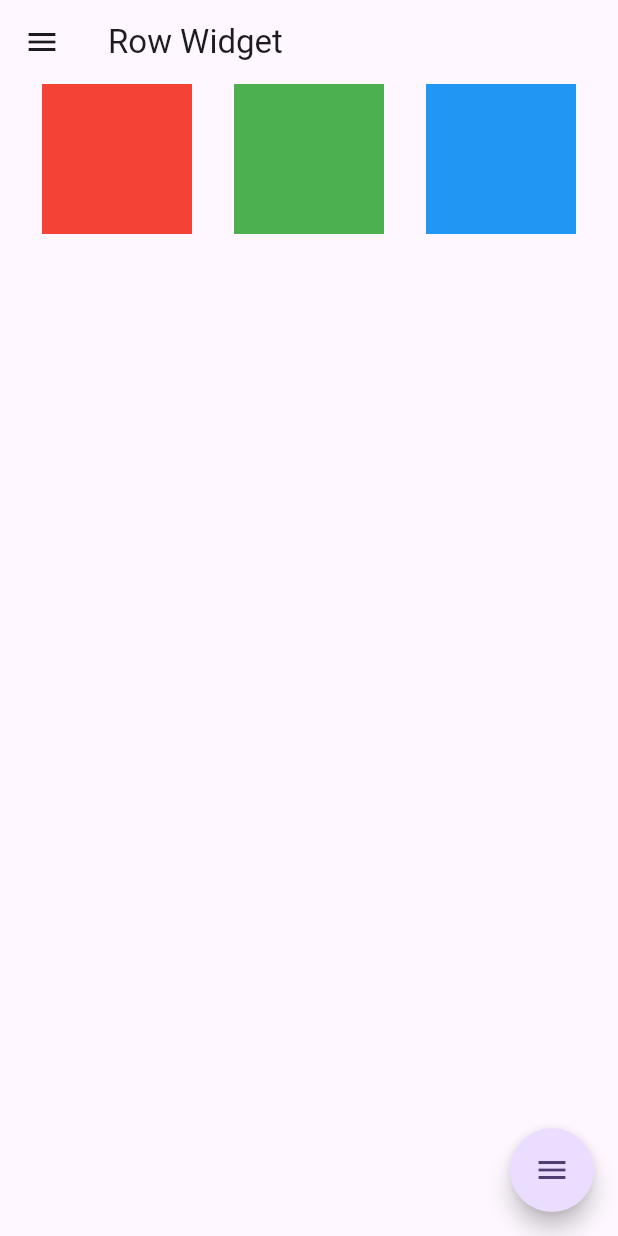
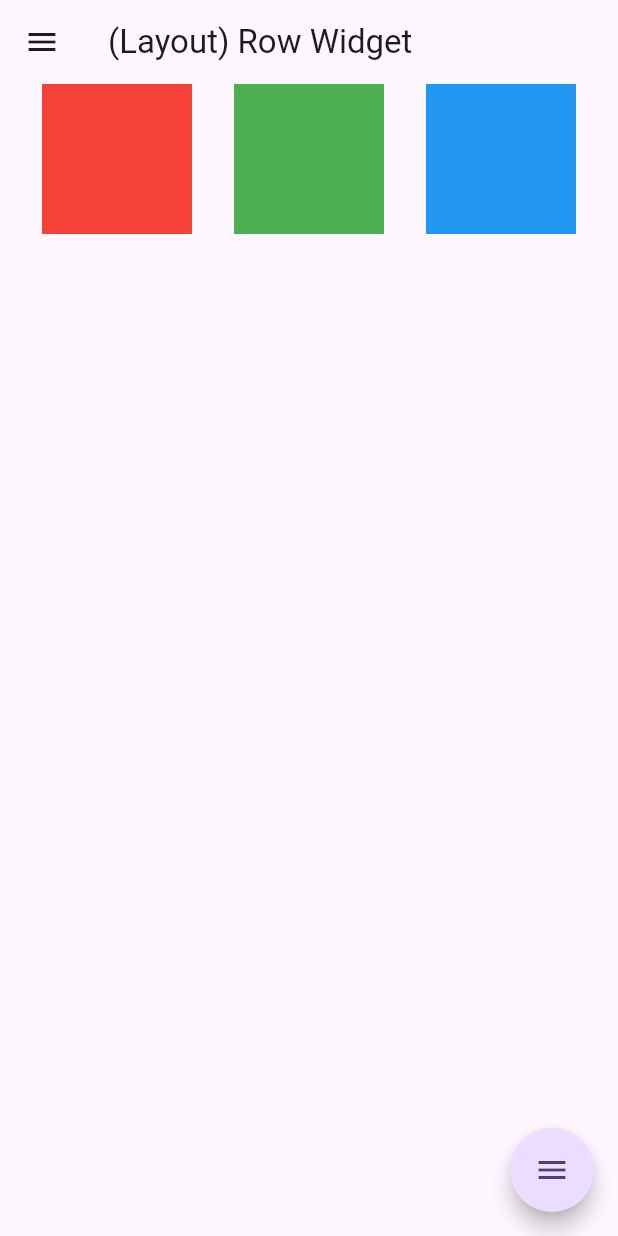
Before and after one commit to jh4843/devitworld-flutter-basic, a Flutter app: the screen it shows after launch, on a phone screen of 412 x 824 dp. Run offline on Flutter 3.47's test engine with Material 3 defaults, Android fonts, the phone set to English and light mode, and no system bars; drawn by our look-alikes of flutter_speed_dial.

Commit message:
update input widgets
update input widgets

```diff
--- /dev/null
+++ b/_2_widgets_basic/lib/src/inputs/index.dart
@@ -0,0 +1,4 @@
+export './views/combobox_view.dart';
+export './views/radio_view.dart';
+export './views/slider_view.dart';
+export './views/text_field_view.dart';
--- a/_2_widgets_basic/lib/src/layouts/views/col_view.dart
+++ b/_2_widgets_basic/lib/src/layouts/views/col_view.dart
@@ -5,7 +5,7 @@ import 'package:flutter/material.dart';
 class MyColView extends StatelessWidget {
   const MyColView({super.key});
 
-  final String _title = 'Column Widget';
+  final String _title = '(Layout) Column Widget';
 
   @override
   Widget build(BuildContext context) {
--- a/_2_widgets_basic/lib/src/layouts/views/container_view.dart
+++ b/_2_widgets_basic/lib/src/layouts/views/container_view.dart
@@ -5,7 +5,7 @@ import 'package:flutter/material.dart';
 class MyContainerView extends StatelessWidget {
   const MyContainerView({super.key});
 
-  final String _title = 'Container Widget';
+  final String _title = '(Layout) Container Widget';
 
   @override
   Widget build(BuildContext context) {
--- a/_2_widgets_basic/lib/src/layouts/views/expanded_view.dart
+++ b/_2_widgets_basic/lib/src/layouts/views/expanded_view.dart
@@ -5,7 +5,7 @@ import 'package:flutter/material.dart';
 class MyExpandedView extends StatelessWidget {
   const MyExpandedView({super.key});
 
-  final String _title = 'Expanded Widget';
+  final String _title = '(Layout) Expanded Widget';
 
   @override
   Widget build(BuildContext context) {
--- a/_2_widgets_basic/lib/src/layouts/views/flexible_view.dart
+++ b/_2_widgets_basic/lib/src/layouts/views/flexible_view.dart
@@ -5,7 +5,7 @@ import 'package:flutter/material.dart';
 class MyFlexibleView extends StatelessWidget {
   const MyFlexibleView({super.key});
 
-  final String _title = 'Flexible Widget';
+  final String _title = '(Layout) Flexible Widget';
 
   @override
   Widget build(BuildContext context) {
--- a/_2_widgets_basic/lib/src/layouts/views/grid_view.dart
+++ b/_2_widgets_basic/lib/src/layouts/views/grid_view.dart
@@ -5,7 +5,7 @@ import 'package:flutter/material.dart';
 class MyGridView extends StatelessWidget {
   const MyGridView({super.key});
 
-  final String _title = 'Grid Widget';
+  final String _title = '(Layout) Grid Widget';
 
   @override
   Widget build(BuildContext context) {
--- a/_2_widgets_basic/lib/src/layouts/views/list_view.dart
+++ b/_2_widgets_basic/lib/src/layouts/views/list_view.dart
@@ -5,7 +5,7 @@ import 'package:flutter/material.dart';
 class MyListView extends StatelessWidget {
   const MyListView({super.key});
 
-  final String _title = 'List Widget';
+  final String _title = '(Layout) List Widget';
 
   @override
   Widget build(BuildContext context) {
--- a/_2_widgets_basic/lib/src/layouts/views/padding_view.dart
+++ b/_2_widgets_basic/lib/src/layouts/views/padding_view.dart
@@ -5,7 +5,7 @@ import 'package:flutter/material.dart';
 class MyPaddingView extends StatelessWidget {
   const MyPaddingView({super.key});
 
-  final String _title = 'Padding Widget';
+  final String _title = '(Layout) Padding Widget';
 
   @override
   Widget build(BuildContext context) {
--- a/_2_widgets_basic/lib/src/layouts/views/row_view.dart
+++ b/_2_widgets_basic/lib/src/layouts/views/row_view.dart
@@ -5,7 +5,7 @@ import 'package:flutter/material.dart';
 class MyRowView extends StatelessWidget {
   const MyRowView({super.key});
 
-  final String _title = 'Row Widget';
+  final String _title = '(Layout) Row Widget';
 
   @override
   Widget build(BuildContext context) {
--- a/_2_widgets_basic/lib/src/layouts/views/signle_child_scroll_view.dart
+++ b/_2_widgets_basic/lib/src/layouts/views/signle_child_scroll_view.dart
@@ -5,7 +5,7 @@ import 'package:flutter/material.dart';
 class MySingleChildScrollView extends StatelessWidget {
   const MySingleChildScrollView({super.key});
 
-  final String _title = 'Single Child Scroll Widget';
+  final String _title = '(Layout) Single Child Scroll Widget';
 
   @override
   Widget build(BuildContext context) {
--- a/_2_widgets_basic/lib/src/layouts/views/sized_box_view.dart
+++ b/_2_widgets_basic/lib/src/layouts/views/sized_box_view.dart
@@ -5,7 +5,7 @@ import 'package:flutter/material.dart';
 class MySizedBoxView extends StatelessWidget {
   const MySizedBoxView({super.key});
 
-  final String _title = 'Sized Box Widget';
+  final String _title = '(Layout) Sized Box Widget';
 
   @override
   Widget build(BuildContext context) {
--- a/_2_widgets_basic/lib/src/layouts/views/stack_positioned_view.dart
+++ b/_2_widgets_basic/lib/src/layouts/views/stack_positioned_view.dart
@@ -5,7 +5,7 @@ import 'package:flutter/material.dart';
 class MyStackPositionedView extends StatelessWidget {
   const MyStackPositionedView({super.key});
 
-  final String _title = 'StackPositioned Widget';
+  final String _title = '(Layout) StackPositioned Widget';
 
   @override
   Widget build(BuildContext context) {
--- a/_2_widgets_basic/lib/src/layouts/views/wrap_view.dart
+++ b/_2_widgets_basic/lib/src/layouts/views/wrap_view.dart
@@ -5,7 +5,7 @@ import 'package:flutter/material.dart';
 class MyWrapView extends StatelessWidget {
   const MyWrapView({super.key});
 
-  final String _title = 'Wrap Widget';
+  final String _title = '(Layout) Wrap Widget';
 
   @override
   Widget build(BuildContext context) {
--- a/_2_widgets_basic/lib/utils/route/route_floating_buttons.dart
+++ b/_2_widgets_basic/lib/utils/route/route_floating_buttons.dart
@@ -14,6 +14,11 @@ class RouteFAB extends StatelessWidget {
           child: const Icon(Icons.view_comfortable),
           label: 'Layout',
           onTap: () => Navigator.pushNamed(context, RoutePath.layoutRow),
+        ),
+        SpeedDialChild(
+          child: const Icon(Icons.drive_file_rename_outline_rounded),
+          label: 'Input',
+          onTap: () => Navigator.pushNamed(context, RoutePath.inputTextField),
         )
       ],
     );
--- a/_2_widgets_basic/lib/utils/route/route_path.dart
+++ b/_2_widgets_basic/lib/utils/route/route_path.dart
@@ -1,3 +1,4 @@
+import 'package:_2_widgets_basic/src/inputs/index.dart';
 import 'package:_2_widgets_basic/src/layouts/index.dart';
 import 'package:flutter/material.dart';
 
@@ -18,9 +19,17 @@ abstract class RoutePath {
   static const String layoutStackPositionedView = '$layout/stackpositionedview';
   static const String layoutWrapView = '$layout/wrapview';
 
+  // input
+  static const String input = '/input';
+  static const String inputTextField = '$input/textfield';
+  static const String inputCombobox = '$input/combobox';
+  static const String inputRadio = '$input/radio';
+  static const String inputSlider = '$input/slider';
+
   static Route<dynamic>? onGenerateRoute(RouteSettings settings) {
     late final Widget page;
     switch (settings.name) {
+      // layout
       case RoutePath.layoutRow:
         page = const MyRowView();
         break;
@@ -57,6 +66,19 @@ abstract class RoutePath {
       case RoutePath.layoutWrapView:
         page = const MyWrapView();
         break;
+      // input
+      case RoutePath.inputTextField:
+        page = const MyTextFieldView();
+        break;
+      case RoutePath.inputCombobox:
+        page = const MyComboboxView();
+        break;
+      case RoutePath.inputRadio:
+        page = const MyRadioView();
+        break;
+      case RoutePath.inputSlider:
+        page = const MySliderView();
+        break;
       default:
         page = const Text("Page not found!");
         break;
```
Also changed, not shown: _2_widgets_basic/lib/src/inputs/input_drawer.dart (added, +47 -0 lines), _2_widgets_basic/lib/src/inputs/views/combobox_view.dart (added, +44 -0 lines), _2_widgets_basic/lib/src/inputs/views/radio_view.dart (added, +65 -0 lines), _2_widgets_basic/lib/src/inputs/views/slider_view.dart (added, +47 -0 lines), _2_widgets_basic/lib/src/inputs/views/text_field_view.dart (added, +63 -0 lines).
